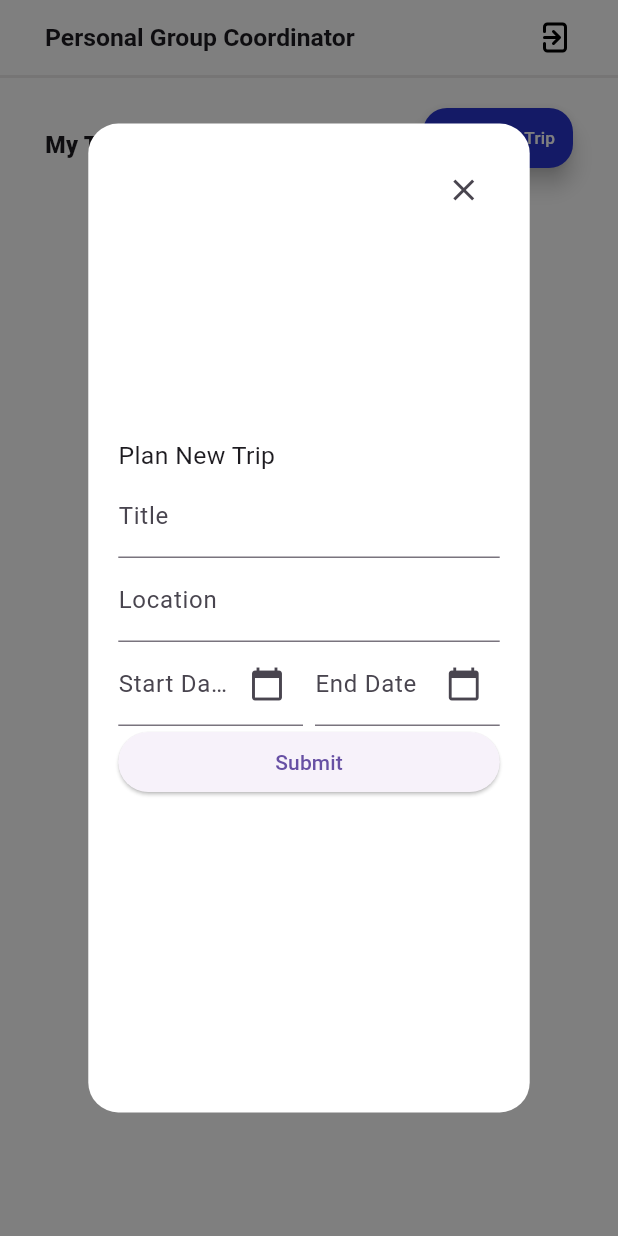
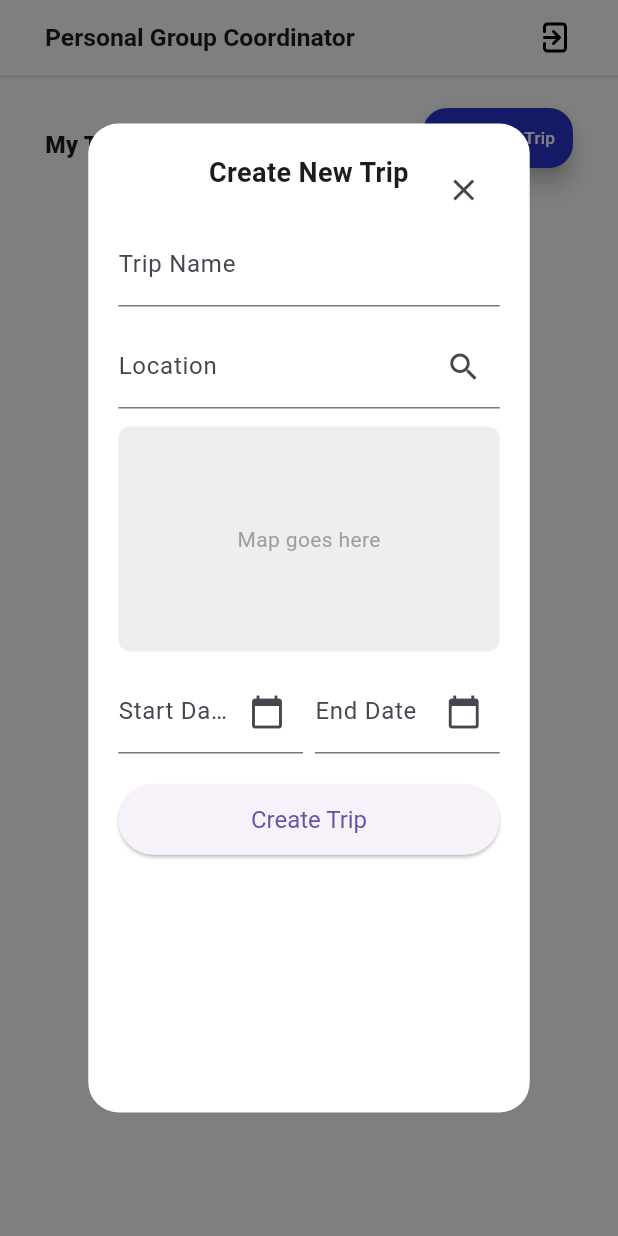
Before and after one commit to AsherHoltham/PGC_UI_repo, a Flutter app: the screen it shows after launch, after a tap on "New Trip", on a phone screen of 412 x 824 dp. Run offline on Flutter 3.47's test engine with Material 3 defaults, Android fonts, the phone set to English and light mode, and no system bars; our stand-ins replace flutter_bloc, flutter_svg, google_fonts, hive, hive_flutter; accounts and stored records are empty.

Commit message:
TRIP DETAILS PROMP UPDATED AND INTEGRATED WITH BUSINESS LOGIC

```diff
--- a/pgc_scaffold/lib/ui/personal_group_coordinator.dart
+++ b/pgc_scaffold/lib/ui/personal_group_coordinator.dart
@@ -36,51 +36,102 @@ class _MyPGCState extends State<PersonalGroupCoordinatorPage> {
     super.dispose();
   }
 
-  void _openTripDialog() async {
+  void _openTripDialog(
+    BuildContext context,
+    TripInfoBloc tripInfoBloc,
+    TextEditingController mTitleController,
+    TextEditingController mLocationController,
+    TextEditingController mStartDateController,
+    TextEditingController mEndDateController,
+  ) async {
     await showGeneralDialog(
       context: context,
-      barrierDismissible: false, // Disable dismissing by tapping outside.
+      barrierDismissible: false,
       barrierLabel: "Trip Input",
-      barrierColor: Colors.black.withAlpha(128), // Dims the background.
+      barrierColor: Colors.black.withAlpha(128),
       transitionDuration: Duration(milliseconds: 300),
       pageBuilder: (context, anim1, anim2) {
         return Material(
           type: MaterialType.transparency,
-          child: LayoutBuilder(builder: (context, constraints) {
+          child: LayoutBuilder(
+            builder: (context, constraints) {
               return Container(
-              padding: EdgeInsets.all(20),
+                // Dialog Card
                 margin: EdgeInsets.symmetric(
                   horizontal: constraints.maxWidth / 7,
-                  vertical: constraints.maxHeight / 10),
+                  vertical: constraints.maxHeight / 10,
+                ),
+                padding: EdgeInsets.all(20),
                 decoration: BoxDecoration(
                   color: Colors.white,
                   borderRadius: BorderRadius.circular(20),
                 ),
-              // Use a Stack to position the "X" button over the content.
                 child: Stack(
                   children: [
-                  // Main content of the dialog.
+                    // Main Content
                     Column(
+                      mainAxisSize: MainAxisSize.min, // Wrap content height
                       crossAxisAlignment: CrossAxisAlignment.stretch,
-                    mainAxisAlignment: MainAxisAlignment.center,
                       children: [
-                      Text("Plan New Trip", style: TextStyle(fontSize: 16.5)),
+                        // Dialog Title
+                        Text(
+                          "Create New Trip",
+                          style: TextStyle(
+                            fontSize: 18,
+                            fontWeight: FontWeight.bold,
+                          ),
+                          textAlign: TextAlign.center,
+                        ),
+                        SizedBox(height: 20),
+
+                        // Trip Name Field
                         TextFormField(
                           controller: _mTitleController,
-                        decoration: InputDecoration(labelText: 'Title'),
+                          decoration: InputDecoration(
+                            labelText: 'Trip Name',
+                            hintText: 'Summer Vacation',
                           ),
+                        ),
+                        SizedBox(height: 12),
+
+                        // Location Field
                         TextFormField(
                           controller: _mLocationController,
-                        decoration: InputDecoration(labelText: 'Location'),
+                          decoration: InputDecoration(
+                            labelText: 'Location',
+                            hintText: 'Search for location...',
+                            suffixIcon: Icon(Icons.search),
                           ),
+                        ),
+                        SizedBox(height: 12),
+
+                        // Placeholder Map Container
+                        // Replace with a real map widget if desired
+                        Container(
+                          height: 150,
+                          decoration: BoxDecoration(
+                            color: Colors.grey.shade200,
+                            borderRadius: BorderRadius.circular(8),
+                          ),
+                          child: Center(
+                            child: Text(
+                              'Map goes here',
+                              style: TextStyle(color: Colors.grey),
+                            ),
+                          ),
+                        ),
+                        SizedBox(height: 12),
+
+                        // Date Fields (Start + End)
                         Row(
                           children: [
                             Expanded(
                               child: TextFormField(
                                 controller: _mStartDateController,
-                              readOnly: true, // Prevent manual editing.
+                                readOnly: true,
                                 decoration: InputDecoration(
                                   labelText: 'Start Date',
+                                  hintText: 'mm/dd/yy',
                                   suffixIcon: Icon(Icons.calendar_today),
                                 ),
                                 onTap: () async {
@@ -98,13 +149,14 @@ class _MyPGCState extends State<PersonalGroupCoordinatorPage> {
                                 },
                               ),
                             ),
-                          SizedBox(width: 8.0), // Spacing between the fields.
+                            SizedBox(width: 8),
                             Expanded(
                               child: TextFormField(
                                 controller: _mEndDateController,
                                 readOnly: true,
                                 decoration: InputDecoration(
                                   labelText: 'End Date',
+                                  hintText: 'mm/dd/yy',
                                   suffixIcon: Icon(Icons.calendar_today),
                                 ),
                                 onTap: () async {
@@ -124,12 +176,16 @@ class _MyPGCState extends State<PersonalGroupCoordinatorPage> {
                             ),
                           ],
                         ),
+                        SizedBox(height: 20),
+
+                        // Create Trip Button
                         ElevatedButton(
                           onPressed: () {
                             final title = _mTitleController.text;
                             final location = _mLocationController.text;
                             final startDate = _mStartDateController.text;
                             final endDate = _mEndDateController.text;
+
                             // Dispatch an event to add the new trip.
                             _tripInfoBloc.add(
                               AddTripInfoEvent(
@@ -139,33 +195,40 @@ class _MyPGCState extends State<PersonalGroupCoordinatorPage> {
                                 endDate: endDate,
                               ),
                             );
+
+                            // Clear fields and close dialog.
                             _mTitleController.clear();
                             _mLocationController.clear();
-                          Navigator.of(context).pop(); // Close the dialog.
+                            _mStartDateController.clear();
+                            _mEndDateController.clear();
+                            Navigator.of(context).pop();
                           },
-                        child: Text('Submit'),
+                          style: ElevatedButton.styleFrom(
+                            padding: EdgeInsets.symmetric(vertical: 14),
+                            textStyle: TextStyle(fontSize: 16),
+                          ),
+                          child: Text('Create Trip'),
                         ),
                       ],
                     ),
-                  // Positioned "X" button in the top-right corner.
+
+                    // "X" close button (top-right)
                     Positioned(
                       top: 0,
                       right: 0,
                       child: IconButton(
                         icon: Icon(Icons.close),
-                      onPressed: () {
-                        Navigator.of(context).pop(); // Close the dialog.
-                      },
+                        onPressed: () => Navigator.of(context).pop(),
                       ),
                     ),
                   ],
                 ),
               );
-          }),
+            },
+          ),
         );
       },
       transitionBuilder: (context, anim1, anim2, child) {
-        // Scale transition for the "expanding" effect.
         return ScaleTransition(
           scale: CurvedAnimation(parent: anim1, curve: Curves.easeOutBack),
           child: child,
@@ -236,7 +299,16 @@ class _MyPGCState extends State<PersonalGroupCoordinatorPage> {
                         width: 100.0,
                         height: 40.0,
                         child: FloatingActionButton(
-                          onPressed: _openTripDialog,
+                          onPressed: () {
+                            _openTripDialog(
+                              context,
+                              _tripInfoBloc,
+                              _mTitleController,
+                              _mLocationController,
+                              _mStartDateController,
+                              _mEndDateController,
+                            );
+                          },
                           backgroundColor: Color.fromARGB(255, 41, 52, 204),
                           child: Row(
                             children: [
```
Lines whose indentation alone changed are shown as unchanged.
